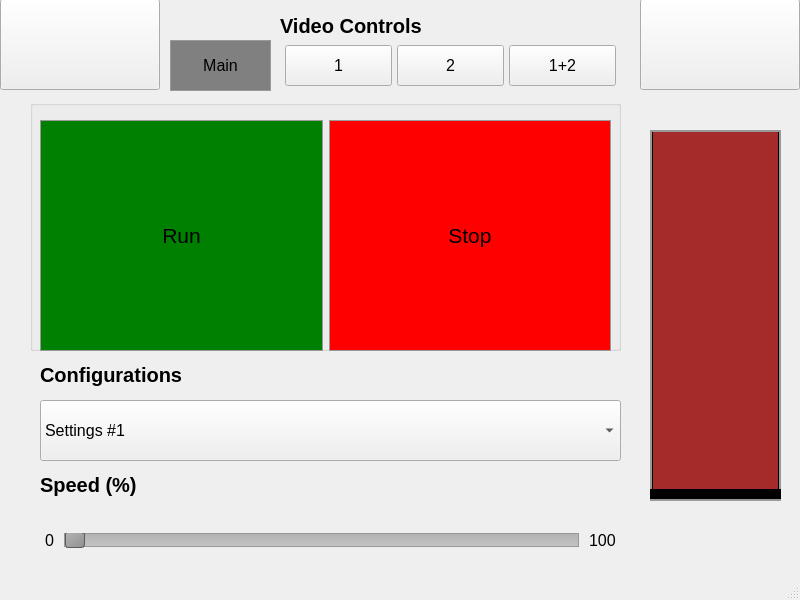
This is mainwindow.ui in efecanicoz/ccd_cam_qt_gui as Qt 5 draws it before an edit. The edited form follows.
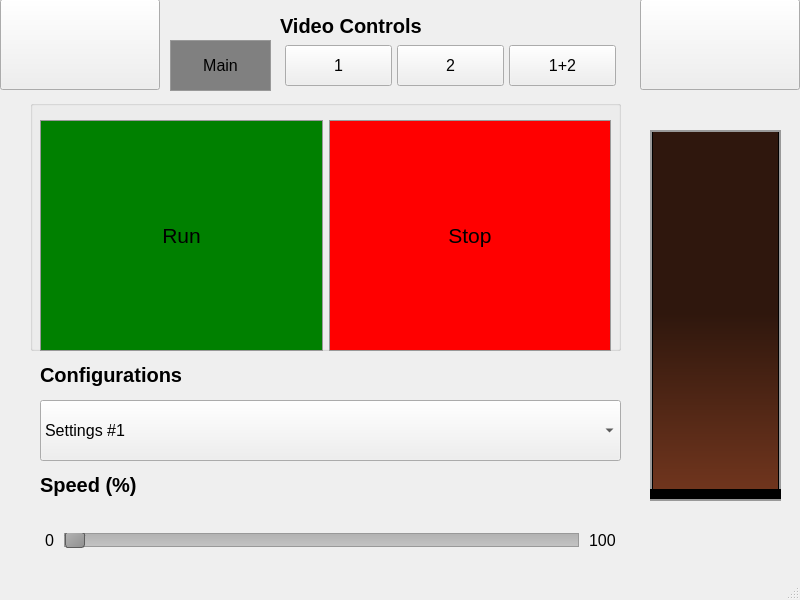
This is the edited form. Icons and pictures are not drawn.

Commit message: updating the gradient of slider

Patch:
```diff
--- a/mainwindow.ui
+++ b/mainwindow.ui
@@ -54,7 +54,8 @@
 }
 
 QSlider::sub-page:vertical {
-    background: brown;
+ background: rgb(110,56,32);
+background: qlineargradient(x1: 0.5, y1: 0.5 x2: 0.5, y2: 1, stop: 0 #2f170d, stop: 1 #72361e );
 }</string>
   </property>
   <widget class="QWidget" name="centralwidget">
```
